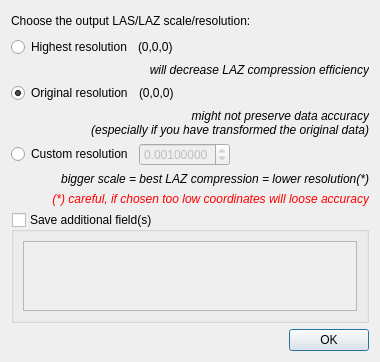
This is libs/qCC_io/ui_templates/saveLASFileDlg.ui in CloudCompare/CloudCompare as Qt 5 draws it before an edit. The edited form follows.
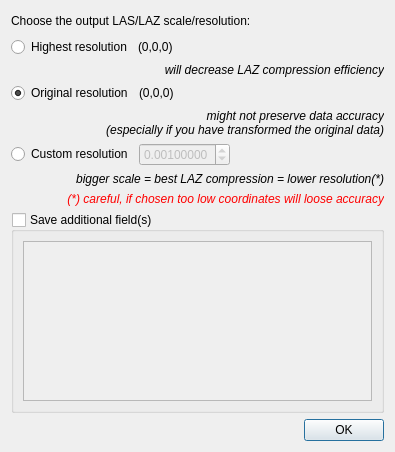
This is the edited form.

```diff
--- a/libs/qCC_io/ui_templates/saveLASFileDlg.ui
+++ b/libs/qCC_io/ui_templates/saveLASFileDlg.ui
@@ -6,8 +6,8 @@
    <rect>
     <x>0</x>
     <y>0</y>
-    <width>380</width>
-    <height>270</height>
+    <width>395</width>
+    <height>452</height>
    </rect>
   </property>
   <property name="windowTitle">
```
Left out of the diff: 2 changed lines with no effect on the pictures. Lines whose indentation alone changed are shown as unchanged.
